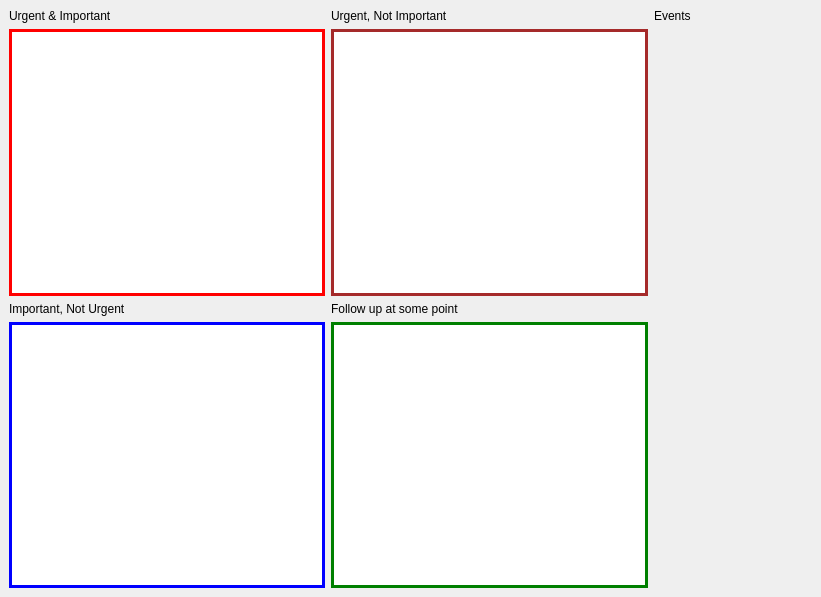
adamb924/TaskManager, file mainwindow.ui: the form before one commit.
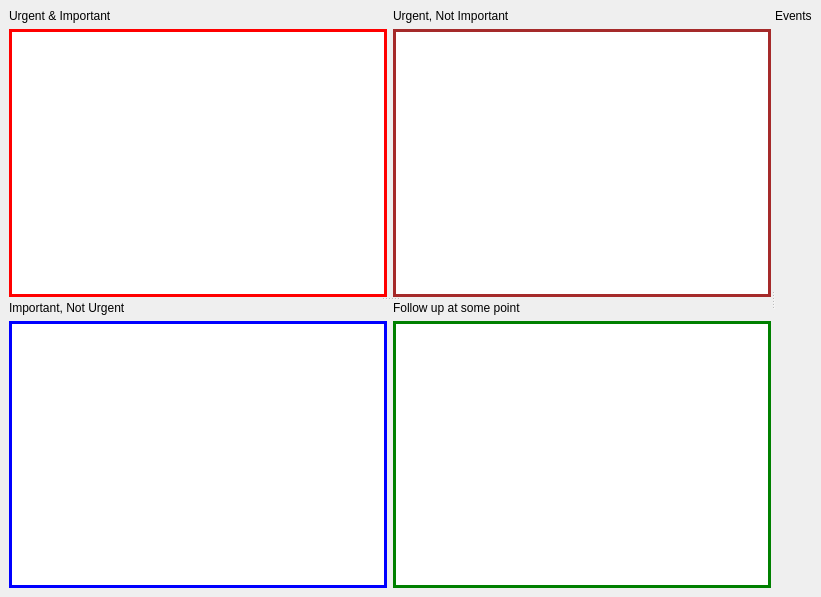
The form after the commit. Custom widgets are drawn as their Qt base class.

Commit message: Add splitters for resizing

```diff
--- a/mainwindow.ui
+++ b/mainwindow.ui
@@ -14,7 +14,36 @@
    <string>Task Manager</string>
   </property>
   <widget class="QWidget" name="centralwidget">
-   <layout class="QGridLayout" name="gridLayout" columnstretch="2,2,1">
+   <layout class="QVBoxLayout" name="verticalLayout_2">
+    <item>
+     <widget class="QSplitter" name="splitter">
+      <property name="orientation">
+       <enum>Qt::Horizontal</enum>
+      </property>
+      <widget class="QSplitter" name="taskSplitter">
+       <property name="sizePolicy">
+        <sizepolicy hsizetype="Preferred" vsizetype="Expanding">
+         <horstretch>4</horstretch>
+         <verstretch>0</verstretch>
+        </sizepolicy>
+       </property>
+       <property name="orientation">
+        <enum>Qt::Vertical</enum>
+       </property>
+       <widget class="QWidget" name="topWidget" native="true">
+        <layout class="QGridLayout" name="gridLayout">
+         <property name="leftMargin">
+          <number>0</number>
+         </property>
+         <property name="topMargin">
+          <number>0</number>
+         </property>
+         <property name="rightMargin">
+          <number>0</number>
+         </property>
+         <property name="bottomMargin">
+          <number>0</number>
+         </property>
     <item row="0" column="0">
      <widget class="QLabel" name="ul">
       <property name="text">
@@ -29,13 +58,6 @@
       </property>
      </widget>
     </item>
-    <item row="0" column="2">
-     <widget class="QLabel" name="label">
-      <property name="text">
-       <string>Events</string>
-      </property>
-     </widget>
-    </item>
     <item row="1" column="0">
      <widget class="ListView" name="urgentImportant">
       <property name="acceptDrops">
@@ -74,21 +96,37 @@
       </property>
      </widget>
     </item>
-    <item row="2" column="0">
+        </layout>
+       </widget>
+       <widget class="QWidget" name="bottomWidget" native="true">
+        <layout class="QGridLayout" name="gridLayout_2">
+         <property name="leftMargin">
+          <number>0</number>
+         </property>
+         <property name="topMargin">
+          <number>0</number>
+         </property>
+         <property name="rightMargin">
+          <number>0</number>
+         </property>
+         <property name="bottomMargin">
+          <number>0</number>
+         </property>
+         <item row="0" column="0">
      <widget class="QLabel" name="ll">
       <property name="text">
        <string>Important, Not Urgent</string>
       </property>
      </widget>
     </item>
-    <item row="2" column="1">
+         <item row="0" column="1">
      <widget class="QLabel" name="lr">
       <property name="text">
        <string>Follow up at some point</string>
       </property>
      </widget>
     </item>
-    <item row="3" column="0">
+         <item row="1" column="0">
      <widget class="ListView" name="notUrgentImportant">
       <property name="acceptDrops">
        <bool>true</bool>
@@ -107,7 +145,7 @@
       </attribute>
      </widget>
     </item>
-    <item row="3" column="1">
+         <item row="1" column="1">
      <widget class="ListView" name="notUrgentNotImportant">
       <property name="acceptDrops">
        <bool>true</bool>
@@ -132,11 +170,48 @@
       </attribute>
      </widget>
     </item>
-    <item row="1" column="2" rowspan="3">
+        </layout>
+       </widget>
+      </widget>
+      <widget class="QWidget" name="eventWidget" native="true">
+       <property name="sizePolicy">
+        <sizepolicy hsizetype="Preferred" vsizetype="Preferred">
+         <horstretch>2</horstretch>
+         <verstretch>0</verstretch>
+        </sizepolicy>
+       </property>
+       <layout class="QVBoxLayout" name="verticalLayout">
+        <property name="spacing">
+         <number>6</number>
+        </property>
+        <property name="leftMargin">
+         <number>0</number>
+        </property>
+        <property name="topMargin">
+         <number>0</number>
+        </property>
+        <property name="rightMargin">
+         <number>0</number>
+        </property>
+        <property name="bottomMargin">
+         <number>0</number>
+        </property>
+        <item>
+         <widget class="QLabel" name="label">
+          <property name="text">
+           <string>Events</string>
+          </property>
+         </widget>
+        </item>
+        <item>
      <widget class="QSplitter" name="eventSplitter">
       <property name="orientation">
        <enum>Qt::Vertical</enum>
       </property>
+         </widget>
+        </item>
+       </layout>
+      </widget>
      </widget>
     </item>
    </layout>
```
Lines whose indentation alone changed are shown as unchanged. The commit also changes 1 other file.
